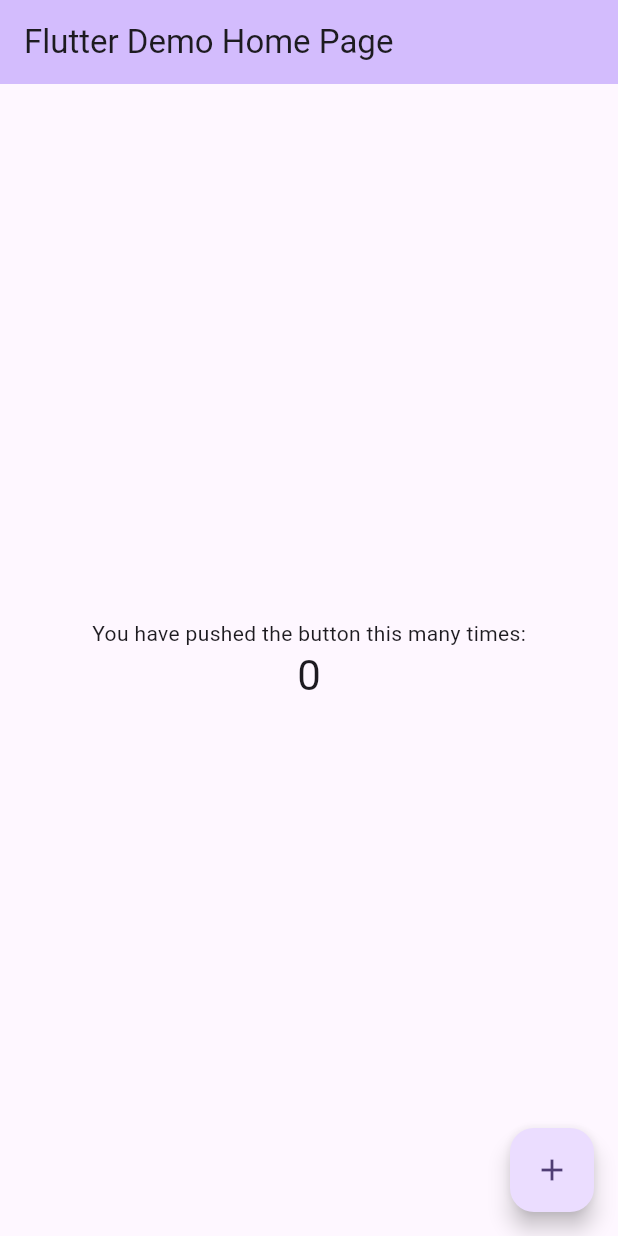
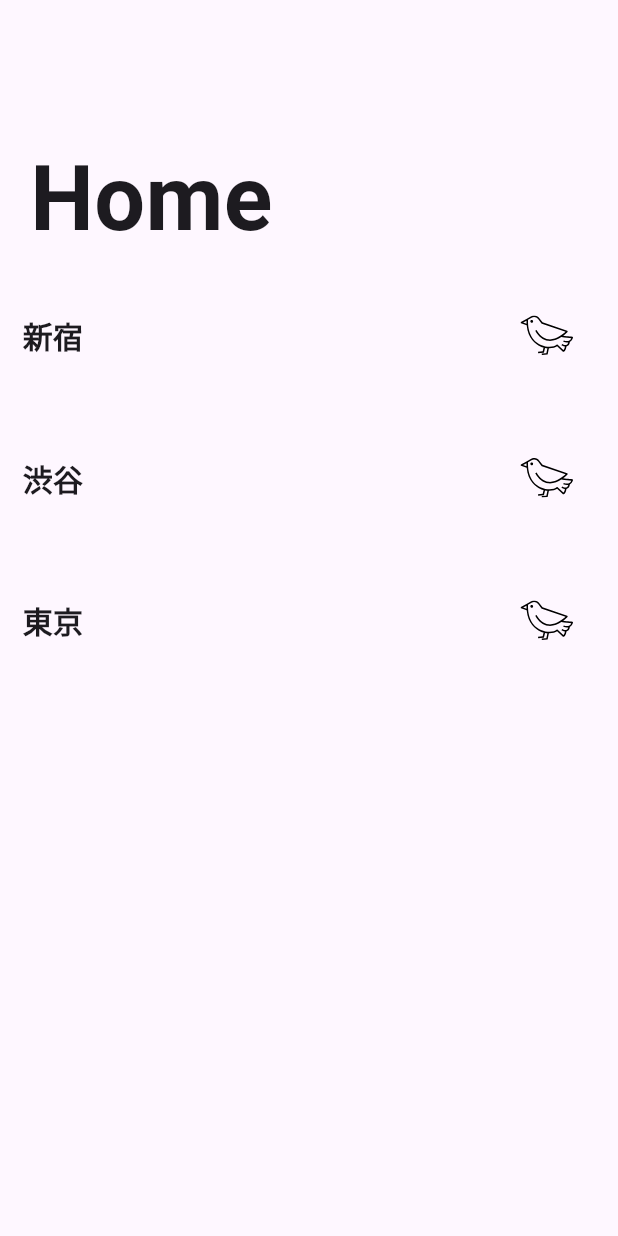
Before and after one commit to Shiluco/swipe-transfer-2, a Flutter app: the screen it shows after launch, on a phone screen of 412 x 824 dp. Run offline on Flutter 3.47's test engine with Material 3 defaults, Android fonts, the phone set to English and light mode, and no system bars; our stand-ins replace flutter_svg.

Commit message:
feat:stationコンポーネント実装

```diff
--- /dev/null
+++ b/lib/features/home/views/home_view.dart
@@ -0,0 +1,20 @@
+import 'package:flutter/material.dart';
+import '../widgets/Stations_widget.dart';
+import '../widgets/app_bar_widget.dart';
+
+class HomeView extends StatelessWidget {
+  const HomeView({super.key});
+
+  @override
+  Widget build(BuildContext context) {
+    return Scaffold(
+      body: Column(
+        children: [
+          const HomeAppBar(),
+          const SizedBox(height: 30),
+          const Expanded(child: Center(child: Stations())),
+        ],
+      ),
+    );
+  }
+}
--- /dev/null
+++ b/lib/features/home/widgets/Station_widget.dart
@@ -0,0 +1,35 @@
+import 'package:flutter/material.dart';
+import 'package:flutter_svg/flutter_svg.dart';
+
+class Station extends StatelessWidget {
+  final String name;
+
+  const Station({super.key, required this.name});
+
+  @override
+  Widget build(BuildContext context) {
+    const double fontSize = 20; // 大きめのフォントサイズ
+
+    return Padding(
+      padding: EdgeInsets.only(bottom:60,left: 15, right: 30), // 両脇に10の余白
+      child: Row(
+        mainAxisAlignment: MainAxisAlignment.spaceBetween,
+        crossAxisAlignment: CrossAxisAlignment.center,
+        children: [
+          Text(
+            name,
+            style: const TextStyle(
+              fontSize: fontSize,
+              fontWeight: FontWeight.bold,
+            ),
+          ),
+          SvgPicture.asset(
+            'assets/images/stay.svg',
+            width: fontSize+15,
+            height: fontSize+15,
+          ),
+        ],
+      ),
+    );
+  }
+}
--- /dev/null
+++ b/lib/features/home/widgets/Stations_widget.dart
@@ -0,0 +1,19 @@
+import 'package:flutter/material.dart';
+import 'package:swipe_transfer_2/features/home/widgets/Station_widget.dart';
+
+class Stations extends StatelessWidget {
+  const Stations({super.key});
+
+  @override
+  Widget build(BuildContext context) {
+    return Column(
+      mainAxisAlignment: MainAxisAlignment.start,
+      crossAxisAlignment: CrossAxisAlignment.center,
+      children: [
+        const Station(name: '新宿'),
+        const Station(name: '渋谷'),
+        const Station(name: '東京'),
+      ],
+    );
+  }
+}
--- /dev/null
+++ b/lib/features/home/widgets/app_bar_widget.dart
@@ -0,0 +1,19 @@
+import 'package:flutter/material.dart';
+
+class HomeAppBar extends StatelessWidget {
+  const HomeAppBar({Key? key}) : super(key: key);
+
+  @override
+  Widget build(BuildContext context) {
+    return Padding(
+      padding: const EdgeInsets.only(top: 90, left: 20),
+      child: Align(
+        alignment: Alignment.centerLeft, // 左寄りに配置
+        child: Text(
+          'Home',
+          style: const TextStyle(fontSize: 60, fontWeight: FontWeight.bold),
+        ),
+      ),
+    );
+  }
+}
--- a/lib/main.dart
+++ b/lib/main.dart
@@ -1,4 +1,5 @@
 import 'package:flutter/material.dart';
+import 'package:swipe_transfer_2/features/home/views/home_view.dart';
 
 void main() {
   runApp(const MyApp());
@@ -7,116 +8,14 @@ void main() {
 class MyApp extends StatelessWidget {
   const MyApp({super.key});
 
-  // This widget is the root of your application.
   @override
   Widget build(BuildContext context) {
     return MaterialApp(
-      title: 'Flutter Demo',
-      theme: ThemeData(
-        // This is the theme of your application.
-        //
-        // TRY THIS: Try running your application with "flutter run". You'll see
-        // the application has a purple toolbar. Then, without quitting the app,
-        // try changing the seedColor in the colorScheme below to Colors.green
-        // and then invoke "hot reload" (save your changes or press the "hot
-        // reload" button in a Flutter-supported IDE, or press "r" if you used
-        // the command line to start the app).
-        //
-        // Notice that the counter didn't reset back to zero; the application
-        // state is not lost during the reload. To reset the state, use hot
-        // restart instead.
-        //
-        // This works for code too, not just values: Most code changes can be
-        // tested with just a hot reload.
-        colorScheme: ColorScheme.fromSeed(seedColor: Colors.deepPurple),
-      ),
-      home: const MyHomePage(title: 'Flutter Demo Home Page'),
+      title: 'Swipe Transfer App',
+      home: const HomeView(),
+      theme: ThemeData.light(),
+      darkTheme: ThemeData.dark(),
+      themeMode: ThemeMode.system, // システム設定に合わせて切り替え
     );
   }
 }
-
-class MyHomePage extends StatefulWidget {
-  const MyHomePage({super.key, required this.title});
-
-  // This widget is the home page of your application. It is stateful, meaning
-  // that it has a State object (defined below) that contains fields that affect
-  // how it looks.
-
-  // This class is the configuration for the state. It holds the values (in this
-  // case the title) provided by the parent (in this case the App widget) and
-  // used by the build method of the State. Fields in a Widget subclass are
-  // always marked "final".
-
-  final String title;
-
-  @override
-  State<MyHomePage> createState() => _MyHomePageState();
-}
-
-class _MyHomePageState extends State<MyHomePage> {
-  int _counter = 0;
-
-  void _incrementCounter() {
-    setState(() {
-      // This call to setState tells the Flutter framework that something has
-      // changed in this State, which causes it to rerun the build method below
-      // so that the display can reflect the updated values. If we changed
-      // _counter without calling setState(), then the build method would not be
-      // called again, and so nothing would appear to happen.
-      _counter++;
-    });
-  }
-
-  @override
-  Widget build(BuildContext context) {
-    // This method is rerun every time setState is called, for instance as done
-    // by the _incrementCounter method above.
-    //
-    // The Flutter framework has been optimized to make rerunning build methods
-    // fast, so that you can just rebuild anything that needs updating rather
-    // than having to individually change instances of widgets.
-    return Scaffold(
-      appBar: AppBar(
-        // TRY THIS: Try changing the color here to a specific color (to
-        // Colors.amber, perhaps?) and trigger a hot reload to see the AppBar
-        // change color while the other colors stay the same.
-        backgroundColor: Theme.of(context).colorScheme.inversePrimary,
-        // Here we take the value from the MyHomePage object that was created by
-        // the App.build method, and use it to set our appbar title.
-        title: Text(widget.title),
-      ),
-      body: Center(
-        // Center is a layout widget. It takes a single child and positions it
-        // in the middle of the parent.
-        child: Column(
-          // Column is also a layout widget. It takes a list of children and
-          // arranges them vertically. By default, it sizes itself to fit its
-          // children horizontally, and tries to be as tall as its parent.
-          //
-          // Column has various properties to control how it sizes itself and
-          // how it positions its children. Here we use mainAxisAlignment to
-          // center the children vertically; the main axis here is the vertical
-          // axis because Columns are vertical (the cross axis would be
-          // horizontal).
-          //
-          // TRY THIS: Invoke "debug painting" (choose the "Toggle Debug Paint"
-          // action in the IDE, or press "p" in the console), to see the
-          // wireframe for each widget.
-          mainAxisAlignment: MainAxisAlignment.center,
-          children: <Widget>[
-            const Text('You have pushed the button this many times:'),
-            Text(
-              '$_counter',
-              style: Theme.of(context).textTheme.headlineMedium,
-            ),
-          ],
-        ),
-      ),
-      floatingActionButton: FloatingActionButton(
-        onPressed: _incrementCounter,
-        tooltip: 'Increment',
-        child: const Icon(Icons.add),
-      ), // This trailing comma makes auto-formatting nicer for build methods.
-    );
-  }
-}
```
Also changed, not shown: pubspec.yaml (+4 -54 lines), assets/images/bird.png (added), assets/images/fly.svg (added), assets/images/gole.svg (added), assets/images/stay.svg (added), pubspec.lock.
